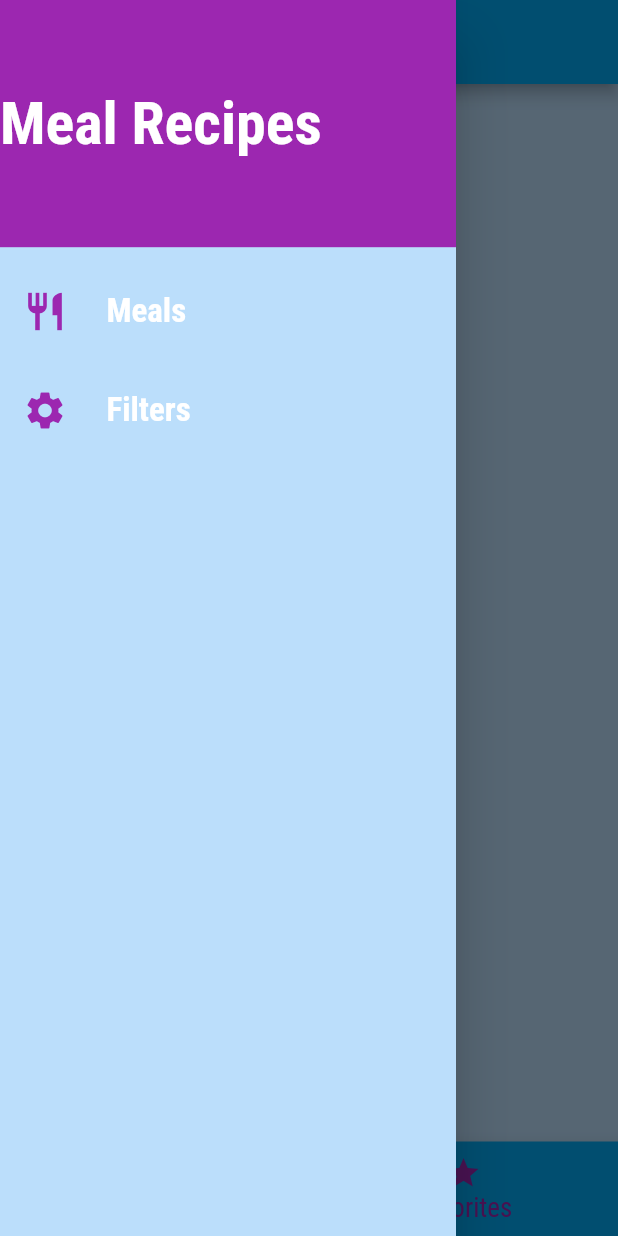
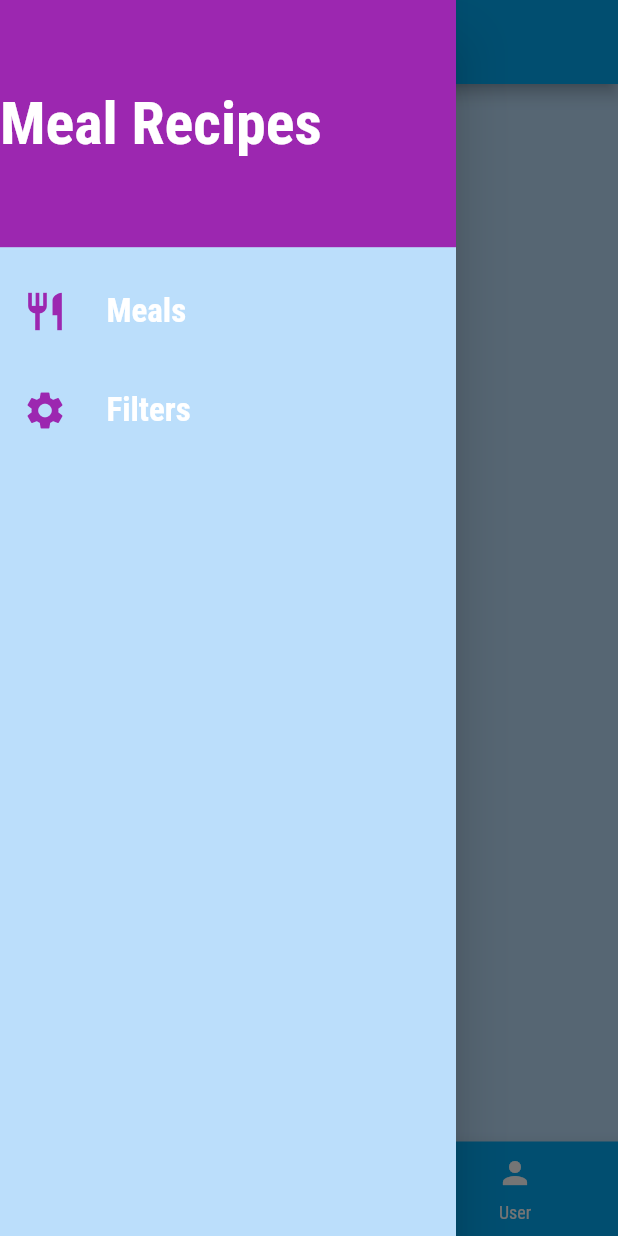
Before and after one commit to badcannon/MealsAppRevamped, a Flutter app: the screen it shows after launch, item 2 of the bottom bar chosen, with the side drawer open, on a phone screen of 412 x 824 dp. Run offline on Flutter 3.47's test engine with Material 2 defaults, Android fonts, the phone set to English and light mode, and no system bars; network calls fail.

Commit message:
Added user Screen

```diff
--- a/lib/data/dummy_data.dart
+++ b/lib/data/dummy_data.dart
@@ -1,7 +1,7 @@
 import 'package:flutter/material.dart';
 import '../models/category.dart';
 import '../models/meal.dart';
-
+import '../models/user.dart';
 
 const DUMMY_CATEGORIES = const [
   Category(
@@ -416,3 +416,14 @@ const DUMMY_MEALS = const [
     isLactoseFree: true,
   ),
 ];
+
+
+const DUMMY_USER = const [
+   User(
+    emailId: "shreenidhihk@gmail.com",
+    firstName: "Shreenidhi Bharadawaj",
+    lastName: "HK",
+    imageUrl: "assets/images/Naruto.png",
+    username: "Badcannon"
+  )
+];
--- /dev/null
+++ b/lib/models/user.dart
@@ -0,0 +1,20 @@
+import 'package:flutter/material.dart';
+import '../models/meal.dart';
+
+// The User Model :
+class User {
+  final String firstName;
+  final String lastName;
+  final String username;
+  final String emailId;
+  final String imageUrl;
+// final List<Meal> favRecipes;
+
+  const User({
+    this.firstName,
+    this.lastName,
+    this.username,
+    this.imageUrl,
+    this.emailId,
+  });
+}
--- a/lib/screens/tabs_screen.dart
+++ b/lib/screens/tabs_screen.dart
@@ -3,12 +3,12 @@ import 'package:section7_app/widgets/main_drawer.dart';
 import './category_screen.dart';
 import './favorites_screen.dart';
 import '../models/meal.dart';
+import '../screens/user_screen.dart';
+
 class TabsScreen extends StatefulWidget {
-
   final List<Meal> favList;
 
   TabsScreen(this.favList);
-
 
   @override
   _TabsScreenState createState() => _TabsScreenState();
@@ -17,23 +17,26 @@ class TabsScreen extends StatefulWidget {
 class _TabsScreenState extends State<TabsScreen> {
   List<Map<String, Object>> _pages;
 
-
   int _selectedPageIndex = 0;
 
   @override
   void initState() {
     super.initState();
-    _pages=[{
+    _pages = [
+      {
         'page': CategoryScreen(),
         'title': "Categories",
       },
       {
         'page': FavoritesScreen(widget.favList),
         'title': "Your Favorites",
+      },
+      {
+        'page': UserScreen(),
+        'title': "User Profile",
       }
     ];
   }
-
 
   void _selectPage(int index) {
     setState(() {
@@ -56,7 +59,6 @@ class _TabsScreenState extends State<TabsScreen> {
         backgroundColor: Theme.of(context).primaryColor,
         // Fixed is the default ! which will not require seperate background color !
         // type: BottomNavigationBarType.shifting,
-
         selectedFontSize: 18,
         onTap: _selectPage,
         items: [
@@ -68,8 +70,14 @@ class _TabsScreenState extends State<TabsScreen> {
           BottomNavigationBarItem(
             // backgroundColor: Theme.of(context).primaryColor,
             icon: Icon(Icons.star),
-              title: Text("Favorites"))
+            title: Text("Favorites"),
+          ),
+          BottomNavigationBarItem(
+            icon: Icon(Icons.person),
+            title: Text("User"),
+          )
         ],
+
       ),
       // initialIndex: 0,
     );
--- a/lib/widgets/category_item.dart
+++ b/lib/widgets/category_item.dart
@@ -52,7 +52,7 @@ class CategoryItem extends StatelessWidget {
           ),
           decoration: BoxDecoration(
               borderRadius: BorderRadius.circular(10),
-              gradient: LinearGradient(colors: [Colors.black.withOpacity(0.15), Colors.white38]),
+              // gradient: LinearGradient(colors: [Colors.black.withOpacity(0.15), Colors.white38]),
               border: Border.all(
                   width: 1,
                   style: BorderStyle.solid,
--- a/pubspec.yaml
+++ b/pubspec.yaml
@@ -41,8 +41,8 @@ flutter:
   uses-material-design: true
 
   # To add assets to your application, add an assets section, like this:
-  # assets:
-  #  - images/a_dot_burr.jpeg
+  assets:
+   - assets/images/Naruto.png
   #  - images/a_dot_ham.jpeg
 
   # An image asset can refer to one or more resolution-specific "variants", see
```
Also changed, not shown: lib/screens/user_screen.dart (added, +69 -0 lines), assets/images/Naruto.png (added). Lines whose indentation alone changed are shown as unchanged.
